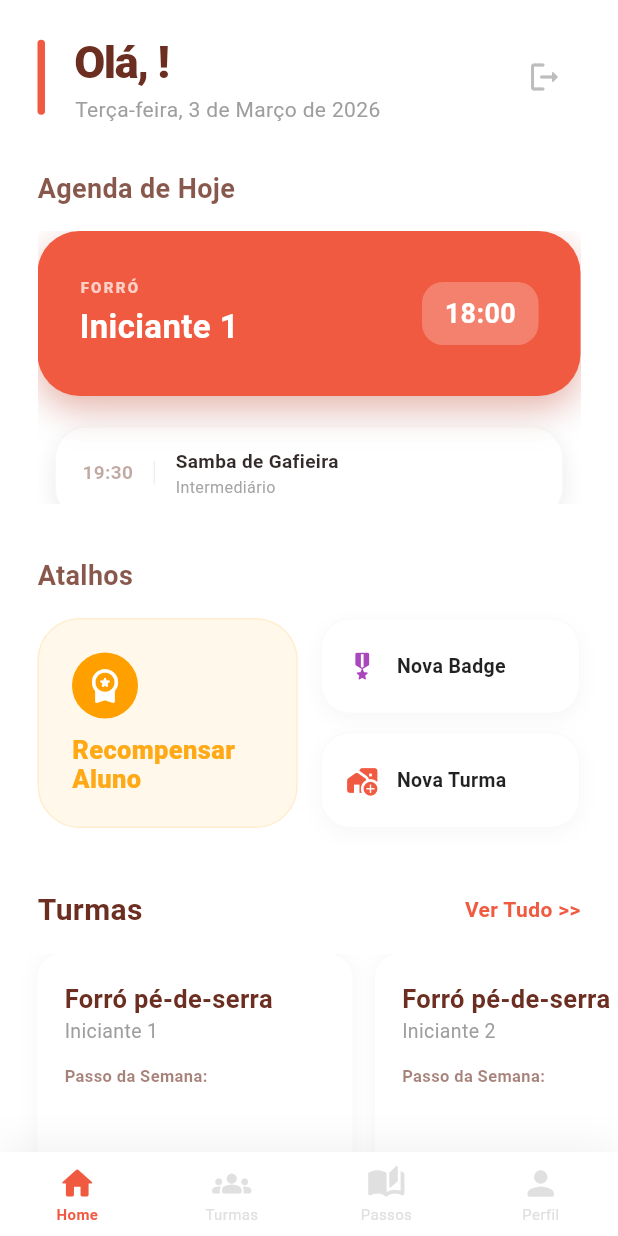
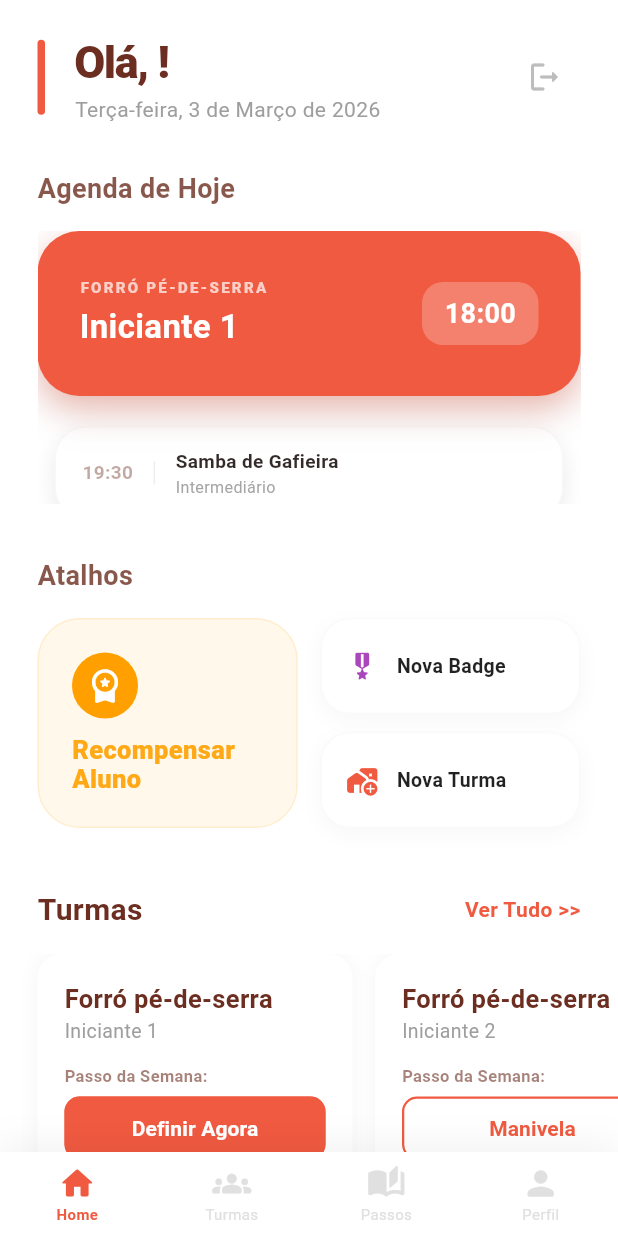
Before and after one commit to guilhermecarv32/DancaMais, a Flutter app: the TeacherDashboard screen opened directly, on a phone screen of 412 x 824 dp. Run offline on Flutter 3.47's test engine with Material 3 defaults, Android fonts, the phone set to English and light mode, and no system bars; our stand-ins replace cloud_firestore, firebase_auth, firebase_core, flutter_bloc; missing offline and left inert: firebase_app_check; accounts and stored records are empty.

Commit message:
correcao textos homepage professor

```diff
--- a/lib/ui/screens/teacher_dashboard.dart
+++ b/lib/ui/screens/teacher_dashboard.dart
@@ -38,13 +38,13 @@
 
   // Dados: Label (Modalidade) e Title (Turma)
   final List<AulaItem> _aulas = const [
-    AulaItem(label: "FORRÓ", title: "Iniciante 1", time: "18:00", isHero: true),
+    AulaItem(label: "FORRÓ PÉ-DE-SERRA", title: "Iniciante 1", time: "18:00", isHero: true),
     AulaItem(title: "Samba de Gafieira", time: "19:30", level: "Intermediário"),
-    AulaItem(title: "Zouk", time: "21:00", level: "Geral"),
+    AulaItem(title: "K-Pop", time: "21:00", level: "Geral"),
   ];
 
   static const double _heroHeight = 110.0;
-  static const double _subHeight = 64.0; // Altura corrigida contra overflow
+  static const double _subHeight = 64.0;
   static const double _peekOffset = 20.0;
 
   @override
@@ -359,7 +359,7 @@
         ),
         const SizedBox(height: 15),
         SizedBox(
-          height: 195,
+          height: 155,
           child: ListView(
             scrollDirection: Axis.horizontal,
             padding: const EdgeInsets.only(left: 25, right: 10),
```
